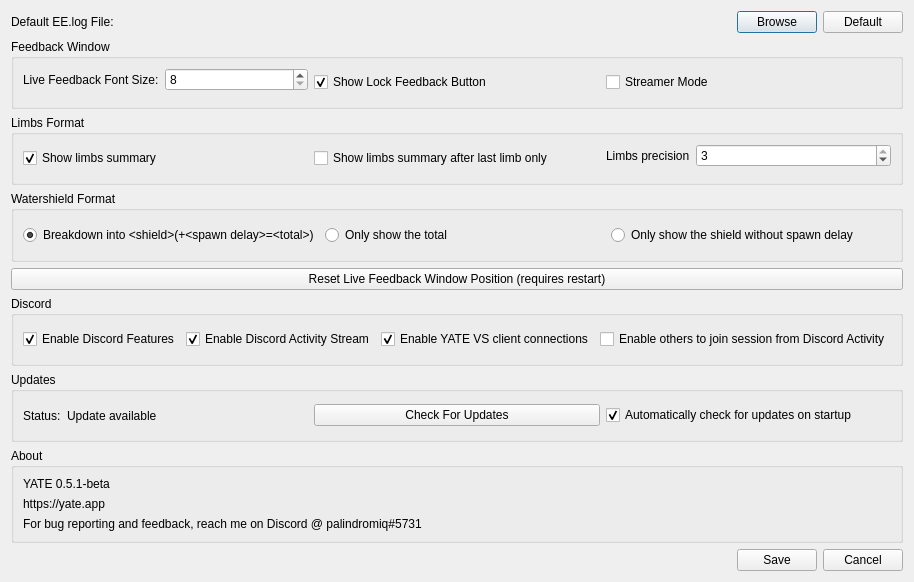
First picture: the form in settingsdialog.ui, repository palindromiq/YATE, before the edit.
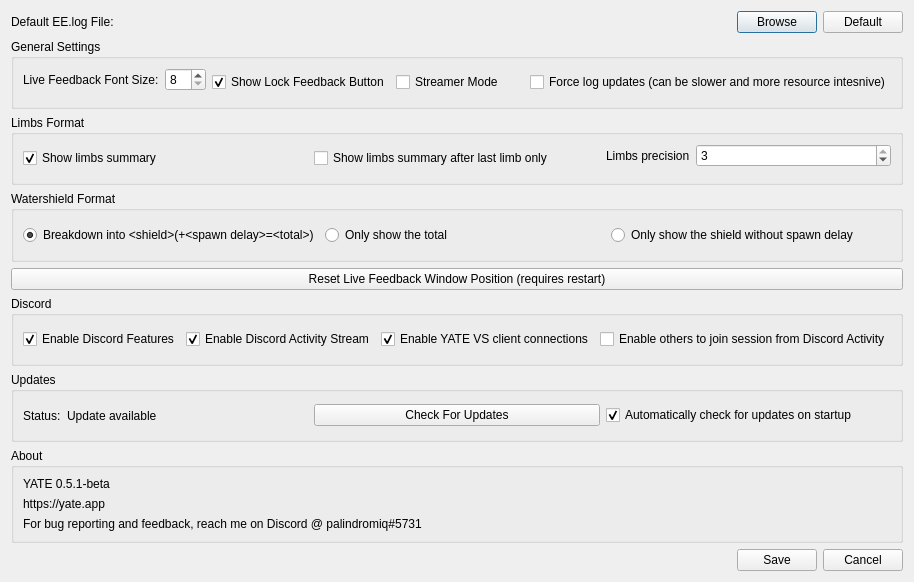
Second picture: the form after the edit.

Commit message: Add feature: force log update

```diff
--- a/settingsdialog.ui
+++ b/settingsdialog.ui
@@ -60,7 +60,7 @@
    <item>
     <widget class="QGroupBox" name="grpFeedbackWindow">
      <property name="title">
-      <string>Feedback Window</string>
+      <string>General Settings</string>
      </property>
      <layout class="QHBoxLayout" name="horizontalLayout_3">
       <item>
@@ -116,6 +116,13 @@
         </property>
        </widget>
       </item>
+      <item>
+       <widget class="QCheckBox" name="chkForceLogs">
+        <property name="text">
+         <string>Force log updates (can be slower and more resource intesnive)</string>
+        </property>
+       </widget>
+      </item>
      </layout>
     </widget>
    </item>
```
The commit also changes 8 other files.
